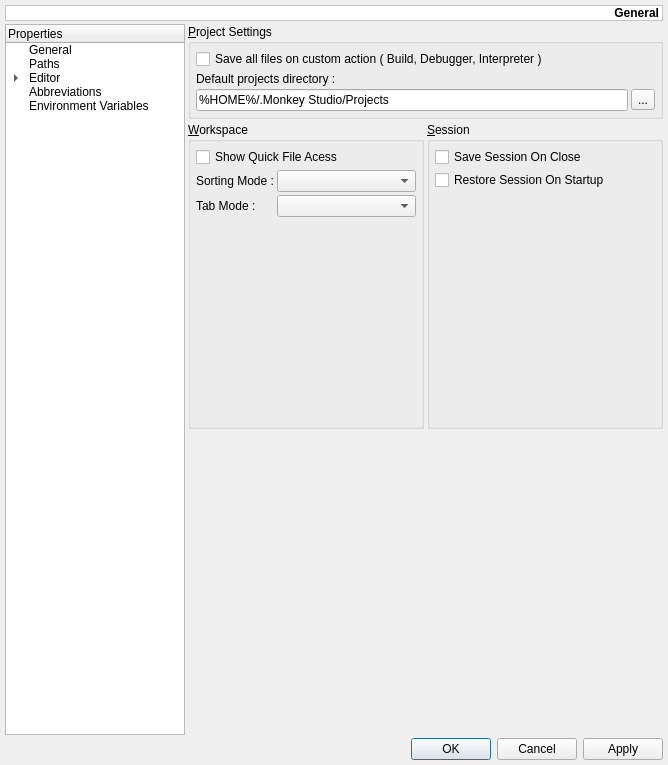
First picture: the form in v2/trunk/monkey/src/maininterface/ui/UISettings.ui, repository testmana2/mks, before the edit.
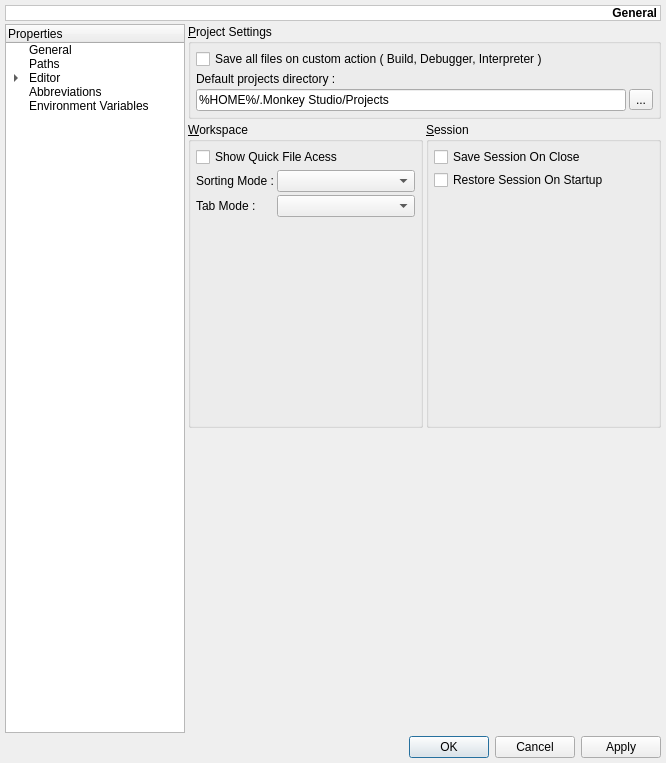
Second picture: the form after the edit. Custom widgets are drawn as their Qt base class.

```diff
--- a/v2/trunk/monkey/src/maininterface/ui/UISettings.ui
+++ b/v2/trunk/monkey/src/maininterface/ui/UISettings.ui
@@ -6,8 +6,8 @@
    <rect>
     <x>0</x>
     <y>0</y>
-    <width>668</width>
-    <height>765</height>
+    <width>666</width>
+    <height>763</height>
    </rect>
   </property>
   <property name="windowTitle">
```
Left out of the diff: 2 changed lines with no effect on the pictures.
